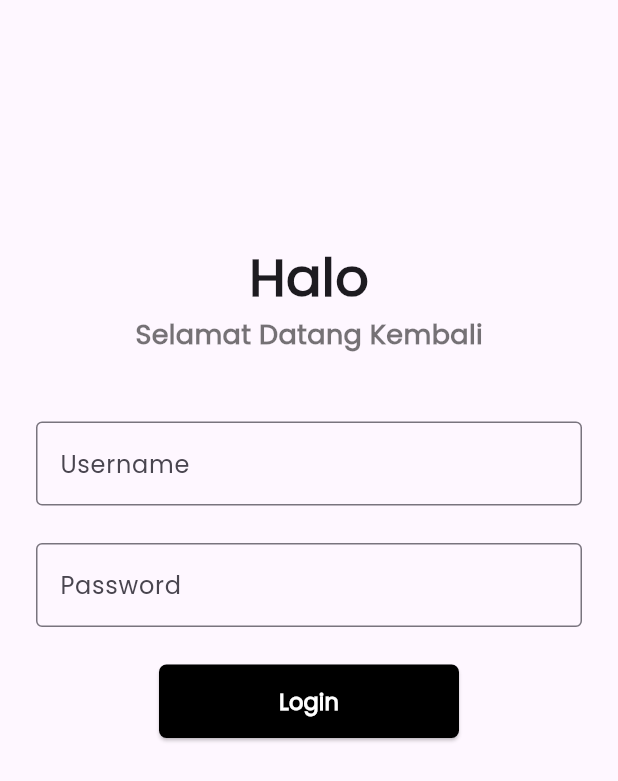
After one commit to FajarVerse/submission_booking_hotel_app, a Flutter app: the screen it shows after launch, on a phone screen of 412 x 824 dp. The commit adds this screen. Shown: the top 781 px of the screen. Run offline on Flutter 3.47's test engine with Material 3 defaults, Android fonts, the phone set to English and light mode, and no system bars.

Commit message:
feat: create login screen

```diff
--- a/lib/detail_screen.dart
+++ b/lib/detail_screen.dart
@@ -241,7 +241,6 @@ class DetailScreen extends StatelessWidget {
                     ),
                     SizedBox(
                       height: 50,
-                      width: 120,
 
                       child: ClipRRect(
                         borderRadius: BorderRadius.circular(30),
@@ -253,7 +252,7 @@ class DetailScreen extends StatelessWidget {
                               "Book Now",
                               style: TextStyle(
                                 color: Colors.black,
-                                fontSize: 14,
+                                fontSize: 15,
                                 fontWeight: FontWeight.bold,
                               ),
                             ),
--- a/lib/layout/header.dart
+++ b/lib/layout/header.dart
@@ -1,7 +1,9 @@
 import 'package:flutter/material.dart';
 
 class Header extends StatelessWidget implements PreferredSizeWidget {
-  const Header({super.key});
+  final String username;
+
+  const Header({super.key, required this.username});
 
   @override
   Size get preferredSize => const Size.fromHeight(250);
@@ -47,6 +49,14 @@ class Header extends StatelessWidget implements PreferredSizeWidget {
                                 color: Colors.white,
                                 size: 35,
                               ),
+                              Text(
+                                username,
+                                style: TextStyle(
+                                  color: Colors.white,
+                                  fontWeight: FontWeight.w500,
+                                  fontSize: 15,
+                                ),
+                              ),
                             ],
                           ),
                         ],
--- /dev/null
+++ b/lib/login_screen.dart
@@ -0,0 +1,135 @@
+import 'package:flutter/material.dart';
+import 'package:flutter/widgets.dart';
+import 'package:submission_booking_hotel_app/main_screen.dart';
+
+class LoginScreen extends StatefulWidget {
+  const LoginScreen({super.key});
+
+  @override
+  State<StatefulWidget> createState() => _LoginScreen();
+}
+
+class _LoginScreen extends State<LoginScreen> {
+  String _username = '';
+  String _password = '';
+
+  @override
+  Widget build(BuildContext context) {
+    return Scaffold(
+      body: SafeArea(
+        child: SingleChildScrollView(
+          child: Padding(
+            padding: EdgeInsets.symmetric(vertical: 80),
+            child: Center(
+              child: Padding(
+                padding: const EdgeInsets.symmetric(
+                  horizontal: 24,
+                  vertical: 80,
+                ),
+                child: Column(
+                  mainAxisSize: MainAxisSize.min,
+                  children: <Widget>[
+                    Text(
+                      "Halo",
+                      style: TextStyle(
+                        fontSize: 35,
+                        fontWeight: FontWeight.bold,
+                      ),
+                    ),
+                    Text(
+                      "Selamat Datang Kembali",
+                      style: TextStyle(
+                        fontSize: 18,
+                        fontWeight: FontWeight.w600,
+                        color: Colors.black54,
+                      ),
+                    ),
+
+                    SizedBox(height: 45),
+
+                    TextField(
+                      obscureText: false,
+                      decoration: InputDecoration(
+                        labelText: "Username",
+                        hintText: "Masukan username anda",
+                        border: OutlineInputBorder(),
+                      ),
+                      onChanged: (String value) {
+                        setState(() {
+                          _username = value;
+                        });
+                      },
+                    ),
+
+                    SizedBox(height: 25),
+
+                    TextField(
+                      obscureText: true,
+                      decoration: InputDecoration(
+                        labelText: "Password",
+                        hintText: "Masukan password anda",
+                        border: OutlineInputBorder(),
+                      ),
+                      onChanged: (String value) {
+                        setState(() {
+                          _password = value;
+                        });
+                      },
+                    ),
+
+                    SizedBox(height: 25),
+
+                    SizedBox(
+                      width: 200,
+                      child: ElevatedButton(
+                        style: ElevatedButton.styleFrom(
+                          backgroundColor: Colors.black,
+                          foregroundColor: Colors.white,
+                          padding: EdgeInsets.symmetric(
+                            vertical: 14,
+                            horizontal: 40,
+                          ),
+                          shape: RoundedRectangleBorder(
+                            borderRadius: BorderRadius.circular(5),
+                          ),
+                        ),
+                        child: Text(
+                          "Login",
+                          style: TextStyle(
+                            fontSize: 15,
+                            fontWeight: FontWeight.bold,
+                          ),
+                        ),
+                        onPressed: () {
+                          if (_username != '' && _password != '') {
+                            Navigator.push(
+                              context,
+                              MaterialPageRoute(
+                                builder: (context) {
+                                  return MainScreen(username: _username);
+                                },
+                              ),
+                            );
+                          } else {
+                            showDialog(
+                              context: context,
+                              builder: (context) {
+                                return AlertDialog(
+                                  content: Text("Username atau password salah"),
+                                );
+                              },
+                            );
+                          }
+                        },
+                      ),
+                    ),
+                  ],
+                ),
+              ),
+            ),
+          ),
+        ),
+      ),
+    );
+  }
+}
--- a/lib/main.dart
+++ b/lib/main.dart
@@ -1,4 +1,5 @@
 import 'package:flutter/material.dart';
+import 'package:submission_booking_hotel_app/login_screen.dart';
 import 'package:submission_booking_hotel_app/main_screen.dart';
 
 void main() {
@@ -13,7 +14,7 @@ class MyApp extends StatelessWidget {
     return MaterialApp(
       title: 'Booking App',
       theme: ThemeData(fontFamily: 'Poppins'),
-      home: MainScreen(),
+      home: LoginScreen(),
     );
   }
 }
--- a/lib/main_screen.dart
+++ b/lib/main_screen.dart
@@ -5,12 +5,14 @@ import 'package:submission_booking_hotel_app/layout/navbar_bottom.dart';
 import 'package:submission_booking_hotel_app/model/hotel.dart';
 
 class MainScreen extends StatelessWidget {
-  const MainScreen({super.key});
+  final String username;
+
+  const MainScreen({super.key, required this.username});
 
   @override
   Widget build(BuildContext context) {
     return Scaffold(
-      appBar: Header(),
+      appBar: Header(username: username),
       body: SafeArea(
         child: Stack(
           children: <Widget>[
```
